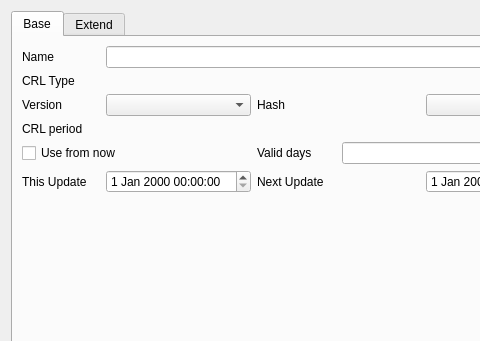
Old version of the form CAMan/make_crl_policy_dlg.ui in the repository jykim74/CertMan; both pictures show x 0 to 480 and y 0 to 341 of the 593 by 613 pixel window.
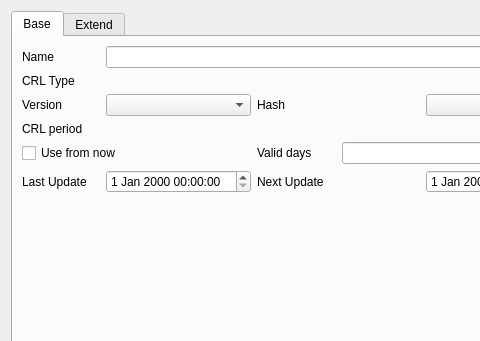
New version of the form.

What changed in the file:
```diff
--- a/CAMan/make_crl_policy_dlg.ui
+++ b/CAMan/make_crl_policy_dlg.ui
@@ -71,7 +71,7 @@
        <item row="5" column="0">
         <widget class="QLabel" name="label_5">
          <property name="text">
-          <string>This Update</string>
+          <string>Last Update</string>
          </property>
         </widget>
        </item>
```
Left out of the diff: 2 changed lines with no effect on the pictures.
